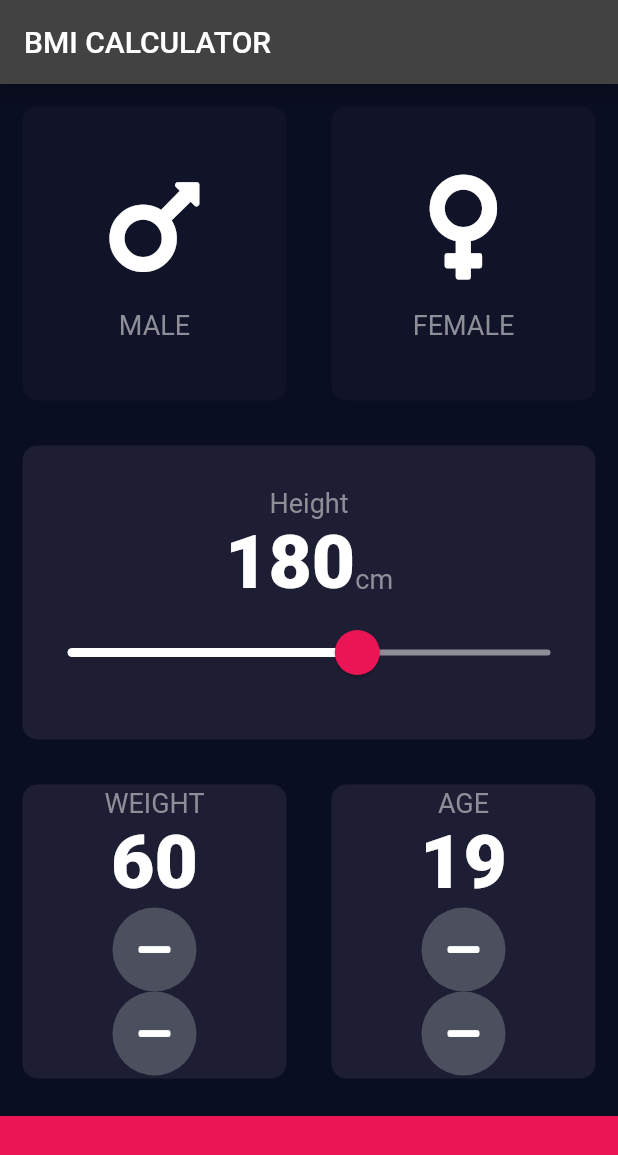
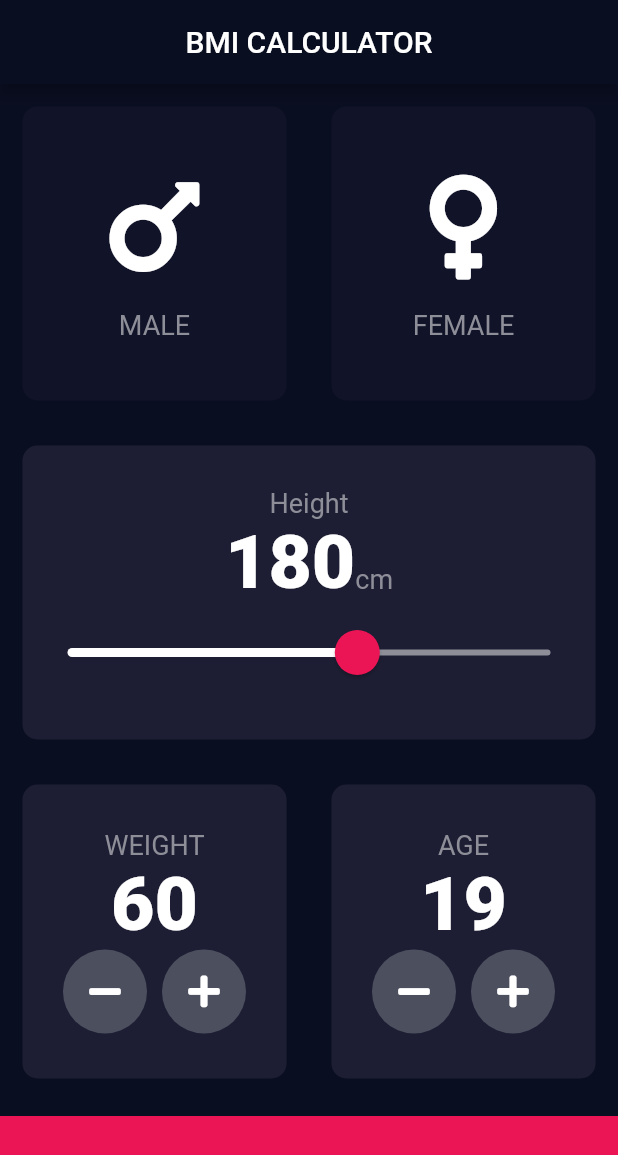
Before and after one commit to Buenaventura-Celine/BMI-Calculator, a Flutter app: the screen it shows after launch, on a phone screen of 412 x 824 dp. Shown: the top 1155 px of the screen. Run offline on Flutter 3.47's test engine with Material 2 defaults, Android fonts, the phone set to English and light mode, and no system bars; our stand-ins replace font_awesome_flutter.

Commit message:
Revision in UI

```diff
--- a/lib/input_page.dart
+++ b/lib/input_page.dart
@@ -21,7 +21,8 @@ class _InputPageState extends State<InputPage> {
   Widget build(BuildContext context) {
     return Scaffold(
         appBar: AppBar(
-          title: Text('BMI CALCULATOR'),
+          backgroundColor: Color(0xFF0A0E21),
+          title: Center(child: Text('BMI CALCULATOR')),
         ),
         body: Column(
           crossAxisAlignment: CrossAxisAlignment.stretch,
@@ -132,6 +133,9 @@ class _InputPageState extends State<InputPage> {
                             weight.toString(),
                             style: kNumberTextStyle,
                           ),
+                          Row(
+                            mainAxisAlignment: MainAxisAlignment.center,
+                            children: <Widget>[
                               RoundIconButton(
                                 icon: FontAwesomeIcons.minus,
                                 onPressed: () {
@@ -140,14 +144,19 @@ class _InputPageState extends State<InputPage> {
                                   });
                                 },
                               ),
+                              SizedBox(
+                                width: 10.0,
+                              ),
                               RoundIconButton(
-                            icon: FontAwesomeIcons.minus,
+                                icon: FontAwesomeIcons.plus,
                                 onPressed: () {
                                   setState(() {
                                     weight++;
                                   });
                                 },
                               ),
+                            ],
+                          )
                         ],
                       ),
                     ),
@@ -166,6 +175,9 @@ class _InputPageState extends State<InputPage> {
                             age.toString(),
                             style: kNumberTextStyle,
                           ),
+                          Row(
+                            mainAxisAlignment: MainAxisAlignment.center,
+                            children: <Widget>[
                               RoundIconButton(
                                 icon: FontAwesomeIcons.minus,
                                 onPressed: () {
@@ -174,13 +186,18 @@ class _InputPageState extends State<InputPage> {
                                   });
                                 },
                               ),
+                              SizedBox(
+                                width: 10.0,
+                              ),
                               RoundIconButton(
-                            icon: FontAwesomeIcons.minus,
+                                icon: FontAwesomeIcons.plus,
                                 onPressed: () {
                                   setState(() {
                                     age++;
                                   });
                                 },
+                              ),
+                            ],
                           ),
                         ],
                       ),
```
Lines whose indentation alone changed are shown as unchanged.
